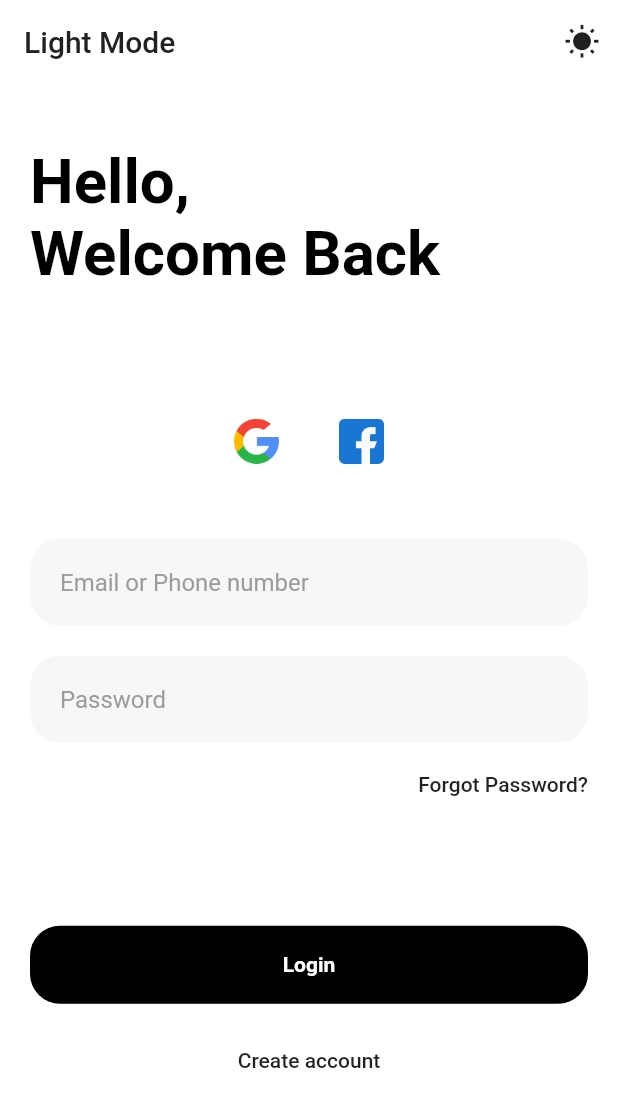
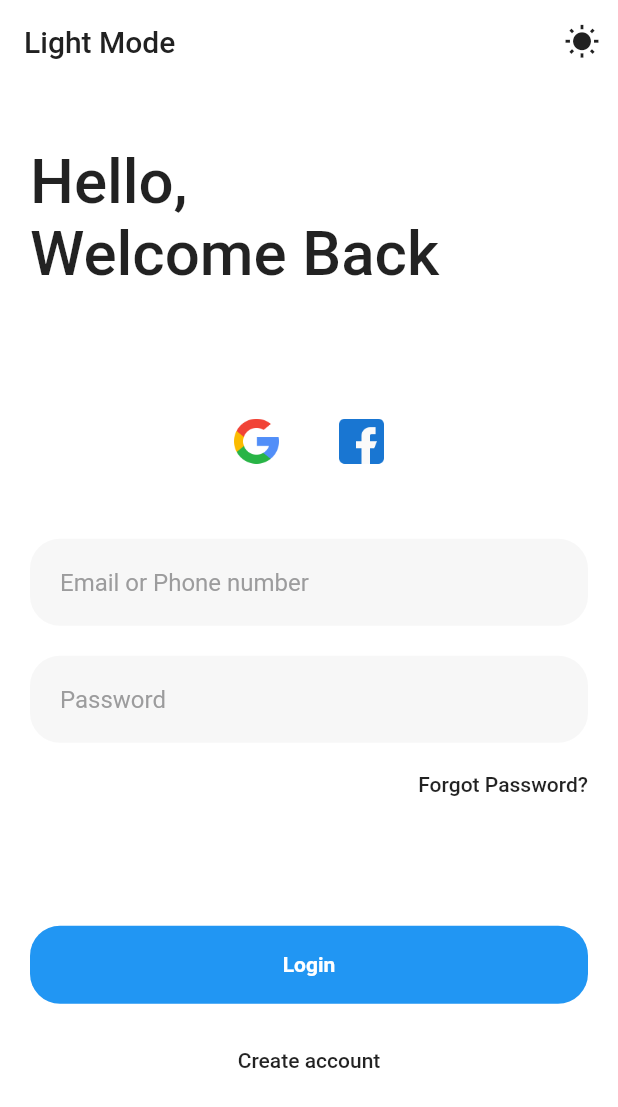
Before and after one commit to afgprogrammer/Flutter-login-page, a Flutter app: the screen it shows after launch, on a phone screen of 412 x 824 dp. Shown: the top 1107 px of the screen. Run offline on Flutter 3.47's test engine with Material 2 defaults, Android fonts, the phone set to English and light mode, and no system bars; our stand-ins replace shared_preferences.

Commit message:
Update project

```diff
--- a/lib/login.dart
+++ b/lib/login.dart
@@ -44,7 +44,7 @@ class _LoginPageState extends State<LoginPage> {
               crossAxisAlignment: CrossAxisAlignment.start,
               mainAxisAlignment: MainAxisAlignment.spaceBetween,
               children: [
-                Text("Hello, \nWelcome Back", style: Theme.of(context).textTheme.headline1.copyWith(fontSize: size.width * 0.1,)),
+                Text("Hello, \nWelcome Back", style: Theme.of(context).textTheme.titleLarge?.copyWith(fontSize: size.width * 0.1,)),
                 Column(
                   crossAxisAlignment: CrossAxisAlignment.end,
                   children: [
@@ -97,13 +97,14 @@ class _LoginPageState extends State<LoginPage> {
                 ),
                 Column(
                   children: [
-                    RaisedButton(
+                    MaterialButton(
                       onPressed: () => {},
                       elevation: 0,
                       padding: EdgeInsets.all(18),
                       shape: RoundedRectangleBorder(
                         borderRadius: BorderRadius.circular(20)
                       ),
+                      color: Colors.blue,
                       child: Center(child: Text("Login", style: TextStyle(fontWeight: FontWeight.bold),)),
                     ),
                     SizedBox(height: 30,),
--- a/lib/themes/app_color.dart
+++ b/lib/themes/app_color.dart
@@ -8,5 +8,5 @@ class AppColor {
   static Color bodyColorDark = const Color(0xff0E0E0F);
 
   static Color buttonBackgroundColor = const Color(0xffF7F7F7);
-  static Color buttonBackgroundColorDark = const Color(0xff121212);
+  static Color buttonBackgroundColorDark = Color.fromARGB(255, 39, 36, 36);
 }
--- a/lib/themes/theme_model.dart
+++ b/lib/themes/theme_model.dart
@@ -2,8 +2,8 @@ import 'package:flutter/material.dart';
 import 'package:day_24/themes/theme_preference.dart';
 
 class ThemeModel extends ChangeNotifier {
-  bool _isDark;
-  ThemePreferences _preferences;
+  bool _isDark = false;
+  late ThemePreferences _preferences;
   bool get isDark => _isDark;
 
   ThemeModel() {
--- a/pubspec.yaml
+++ b/pubspec.yaml
@@ -18,14 +18,14 @@ publish_to: 'none' # Remove this line if you wish to publish to pub.dev
 version: 1.0.0+1
 
 environment:
-  sdk: ">=2.7.0 <3.0.0"
+  sdk: '>=3.1.3 <4.0.0'
 
 dependencies:
   flutter:
     sdk: flutter
 
-  provider: ^4.3.3
-  shared_preferences: ^0.5.12+4
+  provider: ^6.1.1
+  shared_preferences: ^2.2.2
 
 
   # The following adds the Cupertino Icons font to your application.
```
Also changed, not shown: pubspec.lock, 9 other files.
